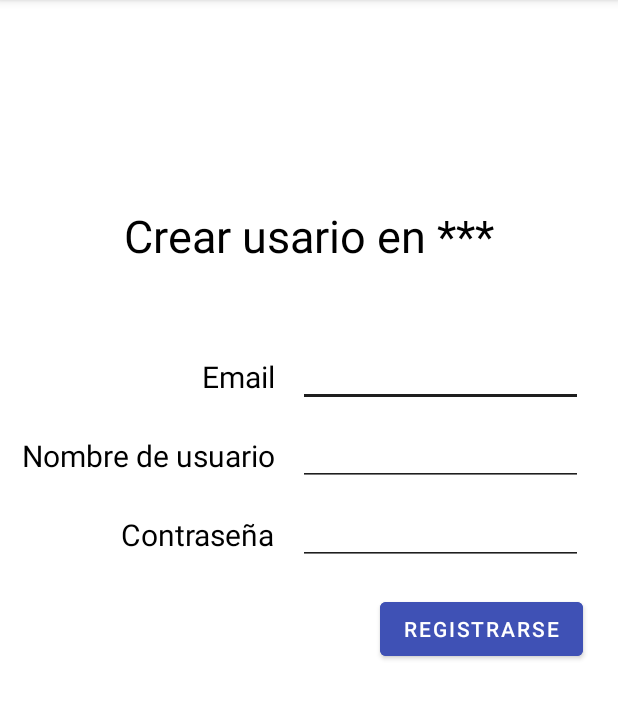
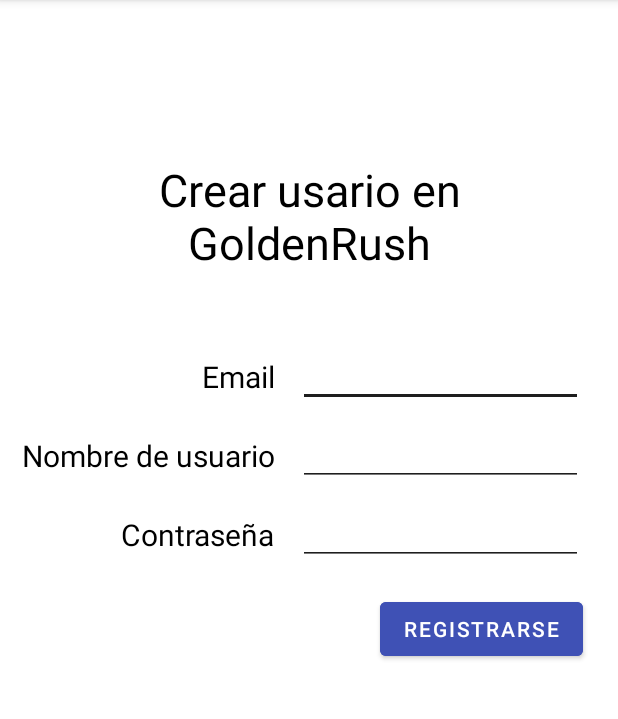
Before and after one commit to Lauvaz/Cliente_Android, an Android app: the Register screen opened directly, with no data from a screen before it, on a phone screen of 412 x 824 dp, the part 84-803 px from its top. Run offline under Robolectric (Android 15) with nearby library versions, the phone set to English and light mode, and no system bars.

```diff
--- a/app/src/main/res/layout/register.xml
+++ b/app/src/main/res/layout/register.xml
@@ -92,11 +92,12 @@
 
     <TextView
         android:id="@+id/titulo"
-        android:layout_width="wrap_content"
-        android:layout_height="wrap_content"
-        android:layout_marginBottom="60dp"
+        android:layout_width="247dp"
+        android:layout_height="81dp"
+        android:layout_marginBottom="50dp"
         android:shadowColor="#000000"
-        android:text="Crear usario en ***"
+        android:text="Crear usario en GoldenRush"
+        android:textAlignment="center"
         android:textColor="#000000"
         android:textSize="30sp"
         app:layout_constraintBottom_toTopOf="@+id/email"
```
Also changed, not shown: app/src/main/res/layout/login.xml (+5 -4 lines).
